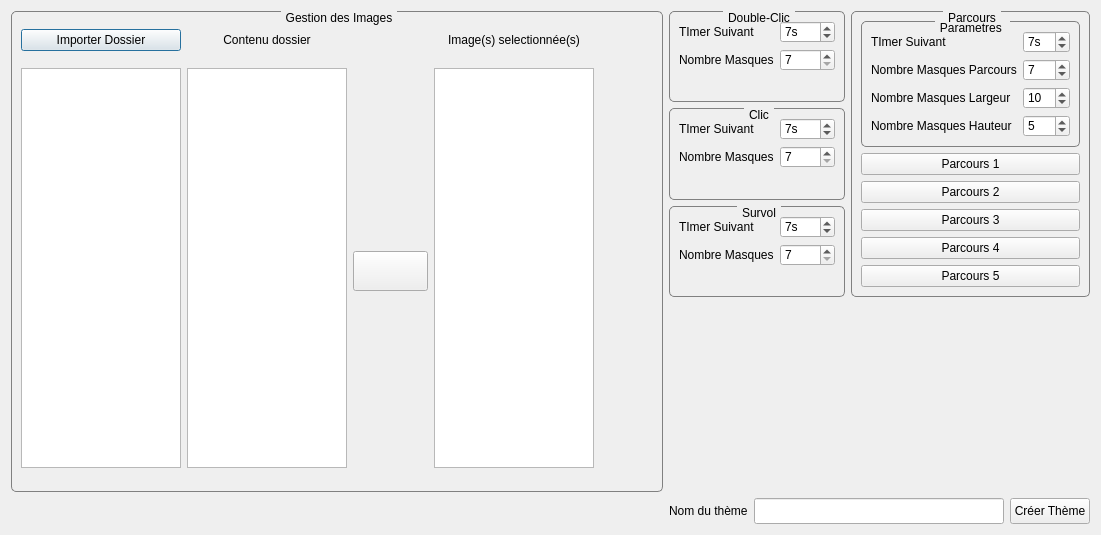
This is editeur.ui in Txikilinux/leterrier-mulot as Qt 5 draws it before an edit. The edited form follows.
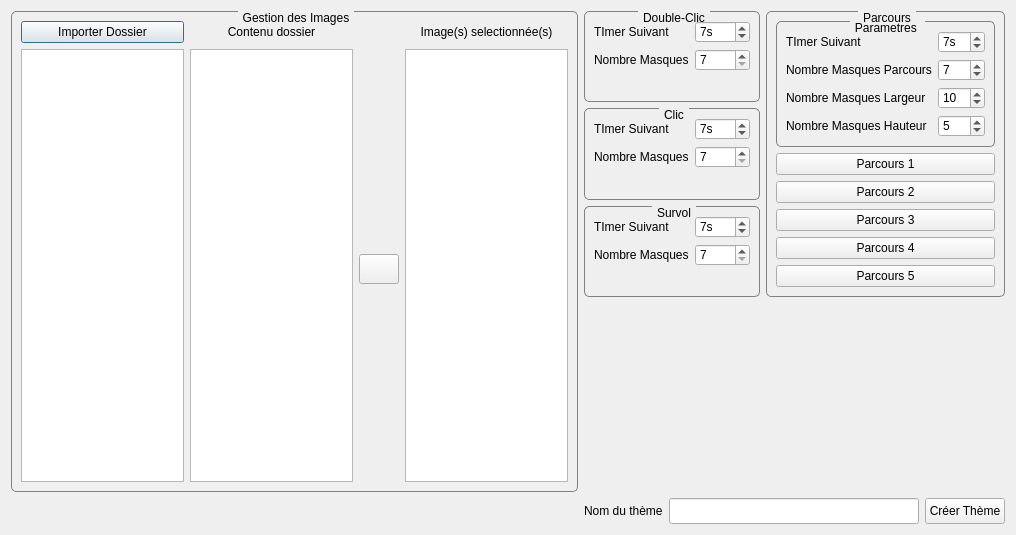
This is the edited form. Icons and pictures are not drawn.

Commit message: Layout groupBox gestion des Images modifié

```diff
--- a/editeur.ui
+++ b/editeur.ui
@@ -9,7 +9,7 @@
    <rect>
     <x>0</x>
     <y>0</y>
-    <width>1101</width>
+    <width>1016</width>
     <height>535</height>
    </rect>
   </property>
@@ -42,15 +42,8 @@
      <property name="title">
       <string>Gestion des Images</string>
      </property>
-     <widget class="QWidget" name="layoutWidget">
-      <property name="geometry">
-       <rect>
-        <x>10</x>
-        <y>18</y>
-        <width>573</width>
-        <height>450</height>
-       </rect>
-      </property>
+     <layout class="QGridLayout" name="gridLayout_7">
+      <item row="0" column="0">
       <layout class="QGridLayout" name="gridLayout">
        <item row="0" column="0">
         <widget class="QPushButton" name="btnImporterDossierImage">
@@ -66,6 +59,9 @@
            <height>40</height>
           </size>
          </property>
+          <property name="layoutDirection">
+           <enum>Qt::LeftToRight</enum>
+          </property>
          <property name="text">
           <string>Importer Dossier</string>
          </property>
@@ -79,6 +75,9 @@
            <height>16777215</height>
           </size>
          </property>
+          <property name="layoutDirection">
+           <enum>Qt::LeftToRight</enum>
+          </property>
          <property name="frameShape">
           <enum>QFrame::NoFrame</enum>
          </property>
@@ -122,14 +121,14 @@
         <widget class="QTreeWidget" name="treeWidget">
          <property name="minimumSize">
           <size>
-           <width>160</width>
-           <height>400</height>
+            <width>0</width>
+            <height>0</height>
           </size>
          </property>
          <property name="maximumSize">
           <size>
-           <width>160</width>
-           <height>400</height>
+            <width>16777215</width>
+            <height>16777215</height>
           </size>
          </property>
          <property name="contextMenuPolicy">
@@ -164,14 +163,14 @@
         <widget class="QListWidget" name="listWidget">
          <property name="minimumSize">
           <size>
-           <width>160</width>
-           <height>400</height>
+            <width>0</width>
+            <height>0</height>
           </size>
          </property>
          <property name="maximumSize">
           <size>
-           <width>160</width>
-           <height>400</height>
+            <width>16777215</width>
+            <height>16777215</height>
           </size>
          </property>
          <property name="contextMenuPolicy">
@@ -205,14 +204,14 @@
         <widget class="QListWidget" name="listWidgetSelection">
          <property name="minimumSize">
           <size>
-           <width>160</width>
-           <height>400</height>
+            <width>0</width>
+            <height>0</height>
           </size>
          </property>
          <property name="maximumSize">
           <size>
-           <width>160</width>
-           <height>400</height>
+            <width>16777215</width>
+            <height>16777215</height>
           </size>
          </property>
          <property name="contextMenuPolicy">
@@ -236,8 +235,8 @@
          </property>
          <property name="minimumSize">
           <size>
-           <width>70</width>
-           <height>40</height>
+            <width>40</width>
+            <height>30</height>
           </size>
          </property>
          <property name="text">
@@ -263,7 +262,8 @@
         </spacer>
        </item>
       </layout>
-     </widget>
+      </item>
+     </layout>
     </widget>
    </item>
    <item row="0" column="1">
```
Lines whose indentation alone changed are shown as unchanged.
